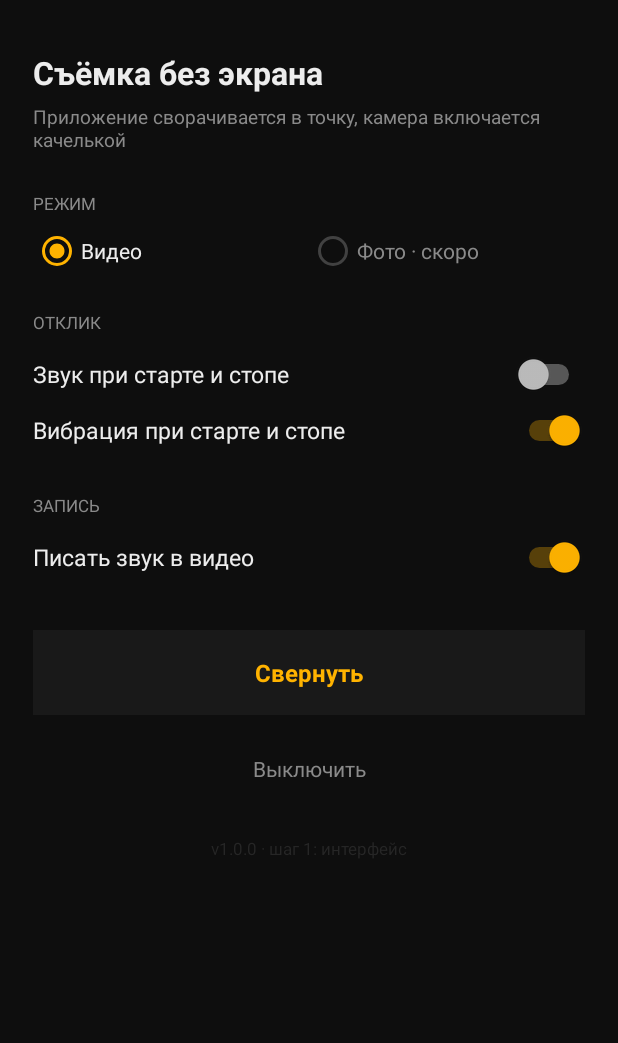
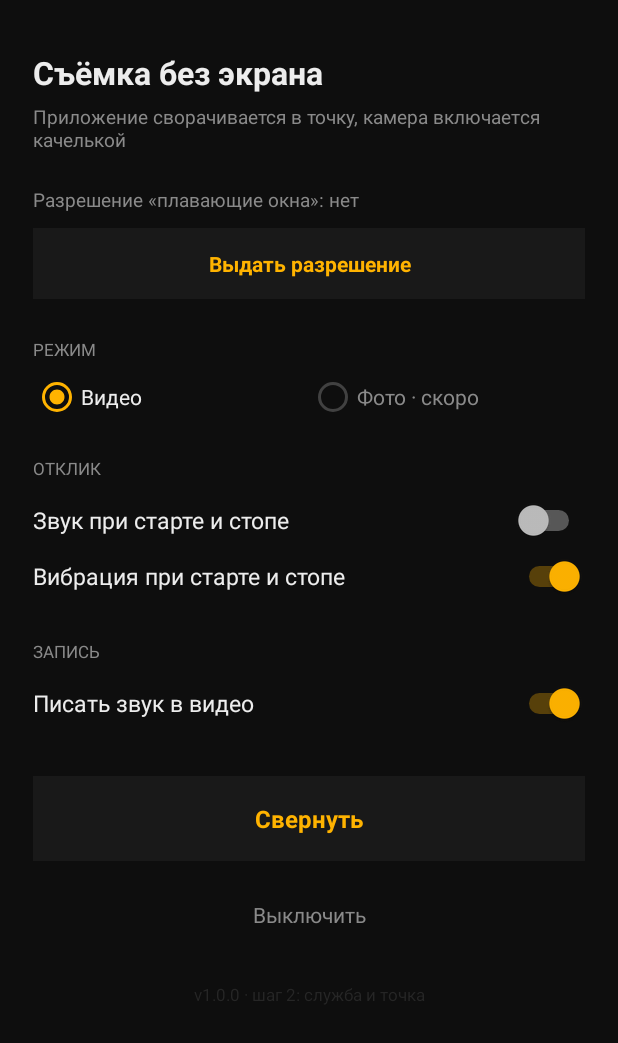
Before and after one commit to ShlennikovAlex/CameraStealth, an Android app: the screen it shows after launch (MainActivity), on a phone screen of 412 x 824 dp. Shown: the top 1043 px of the screen. Run offline under Robolectric (Android 15) with nearby library versions, the phone set to English and light mode, and no system bars.

Commit message:
Add permission state and button to activity layout

```diff
--- a/app/src/main/res/layout/activity_main.xml
+++ b/app/src/main/res/layout/activity_main.xml
@@ -29,6 +29,29 @@
             android:text="Приложение сворачивается в точку, камера включается качелькой"
             android:textColor="@color/muted"
             android:textSize="12.5sp" />
+
+        <TextView
+            android:id="@+id/perm_state"
+            android:layout_width="match_parent"
+            android:layout_height="wrap_content"
+            android:layout_marginTop="22dp"
+            android:text="Разрешение «плавающие окна»: нет"
+            android:textColor="@color/muted"
+            android:textSize="12.5sp" />
+
+        <TextView
+            android:id="@+id/btn_perm"
+            android:layout_width="match_parent"
+            android:layout_height="wrap_content"
+            android:layout_marginTop="10dp"
+            android:background="@color/card"
+            android:gravity="center"
+            android:paddingTop="14dp"
+            android:paddingBottom="14dp"
+            android:text="Выдать разрешение"
+            android:textColor="@color/accent"
+            android:textSize="14sp"
+            android:textStyle="bold" />
 
         <TextView
             android:layout_width="wrap_content"
@@ -143,7 +166,7 @@
             android:layout_height="wrap_content"
             android:layout_marginTop="22dp"
             android:gravity="center"
-            android:text="v1.0.0 · шаг 1: интерфейс"
+            android:text="v1.0.0 · шаг 2: служба и точка"
             android:textColor="@color/line"
             android:textSize="11sp" />
 
```
